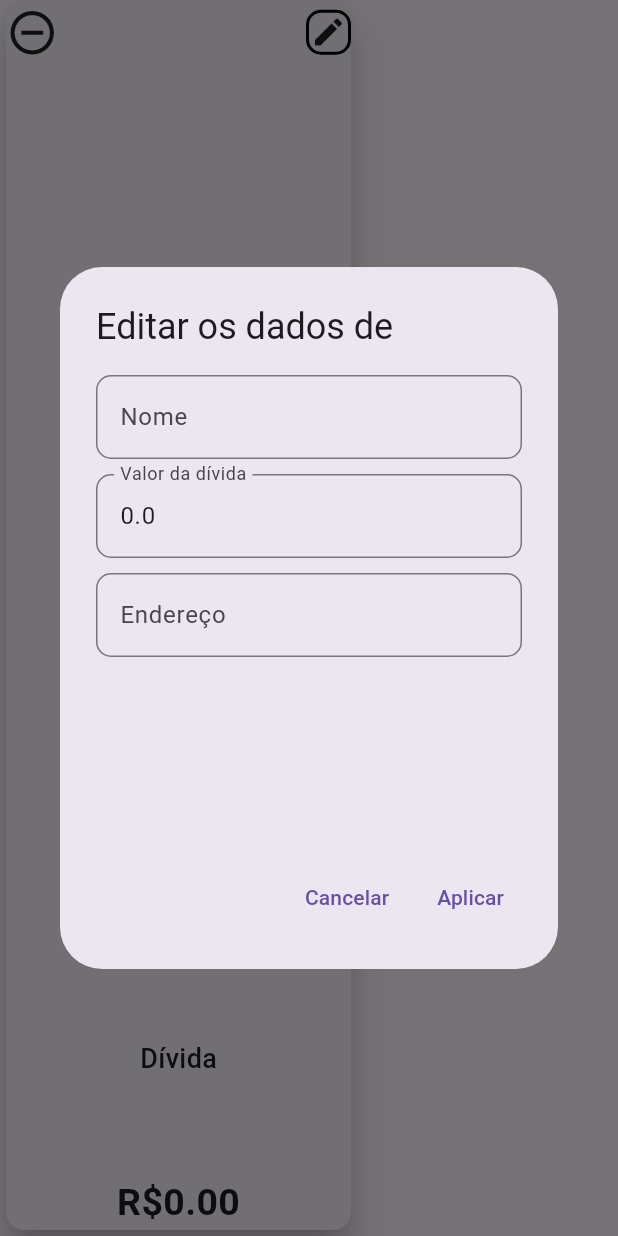
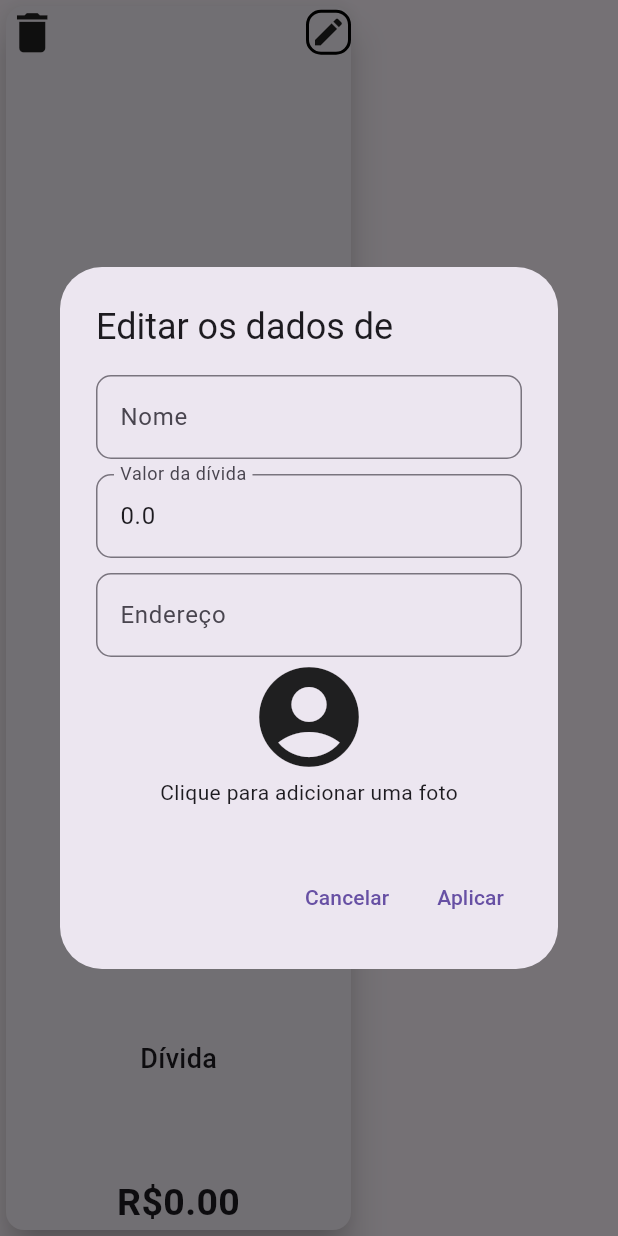
Before and after one commit to Elvisfrank-F/ficha, a Flutter app: the Client widget shown alone on an empty page, opened directly with empty values, after a tap on the "edit" icon, on a phone screen of 412 x 824 dp. Run offline on Flutter 3.47's test engine with Material 3 defaults, Android fonts, the phone set to English and light mode, and no system bars.

Commit message:
adicionando a confirmação de exclusão e modificando o icon de exclusão

```diff
--- a/lib/wids/client.dart
+++ b/lib/wids/client.dart
@@ -69,7 +69,7 @@ class _ClientState extends State<Client> {
 
                   GestureDetector(
                     onTap: onDelete,
-                  child:  Icon(Icons.remove_circle_outline, size: 35),
+                  child:  Icon(Icons.delete, size: 35),
                   ),
 
 
@@ -122,6 +122,13 @@ class _ClientState extends State<Client> {
                         )
                       )
                     ),
+                    GestureDetector(
+                      child: Expanded(child: Column(children: [
+
+                        Icon(Icons.account_circle_rounded, size: 80),
+                        Text("Clique para adicionar uma foto")
+                      ],)),
+                    )
                   ],
                 ),
               ),
```
Also changed, not shown: lib/UI/home_page.dart (+45 -8 lines), pubspec.yaml (+9 -2 lines), assets/icon_app.png (added), pubspec.lock, 29 other files.
